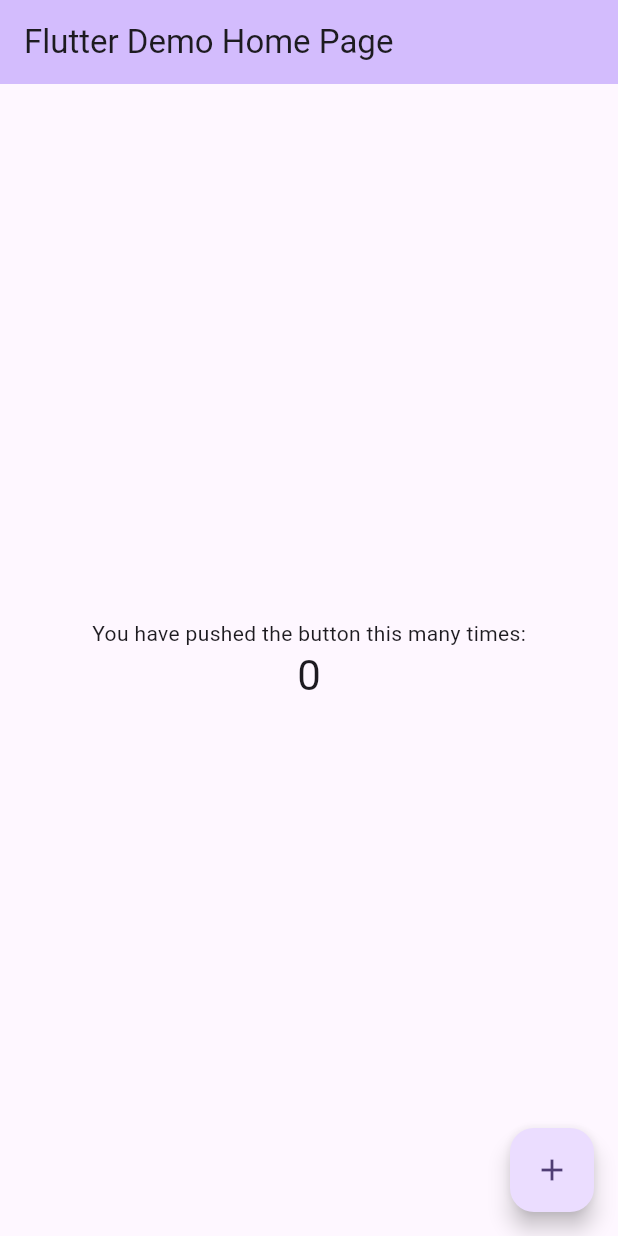
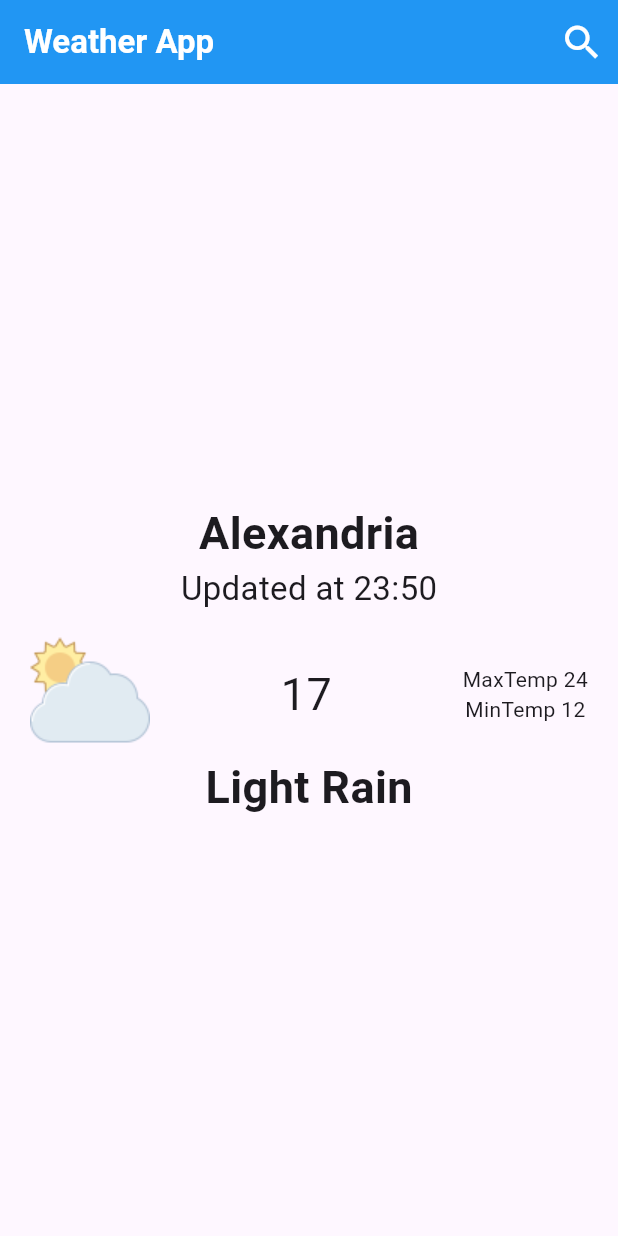
Before and after one commit to AndrewSafwat90/gitweather1, a Flutter app: the screen it shows after launch, on a phone screen of 412 x 824 dp. Run offline on Flutter 3.47's test engine with Material 3 defaults, Android fonts, the light colour scheme and no system bars.

Commit message:
to vid 6

```diff
--- a/lib/main.dart
+++ b/lib/main.dart
@@ -1,125 +1,19 @@
 import 'package:flutter/material.dart';
+import 'package:gitweather1/views/homeview.dart';
 
 void main() {
-  runApp(const MyApp());
+  runApp(const GitWeather1());
 }
 
-class MyApp extends StatelessWidget {
-  const MyApp({super.key});
+class GitWeather1 extends StatelessWidget {
+  const GitWeather1({super.key});
 
   // This widget is the root of your application.
   @override
   Widget build(BuildContext context) {
     return MaterialApp(
-      title: 'Flutter Demo',
-      theme: ThemeData(
-        // This is the theme of your application.
-        //
-        // TRY THIS: Try running your application with "flutter run". You'll see
-        // the application has a purple toolbar. Then, without quitting the app,
-        // try changing the seedColor in the colorScheme below to Colors.green
-        // and then invoke "hot reload" (save your changes or press the "hot
-        // reload" button in a Flutter-supported IDE, or press "r" if you used
-        // the command line to start the app).
-        //
-        // Notice that the counter didn't reset back to zero; the application
-        // state is not lost during the reload. To reset the state, use hot
-        // restart instead.
-        //
-        // This works for code too, not just values: Most code changes can be
-        // tested with just a hot reload.
-        colorScheme: ColorScheme.fromSeed(seedColor: Colors.deepPurple),
-        useMaterial3: true,
-      ),
-      home: const MyHomePage(title: 'Flutter Demo Home Page'),
+      debugShowCheckedModeBanner: false,
+      home: HomeView(),
     );
   }
 }
-
-class MyHomePage extends StatefulWidget {
-  const MyHomePage({super.key, required this.title});
-
-  // This widget is the home page of your application. It is stateful, meaning
-  // that it has a State object (defined below) that contains fields that affect
-  // how it looks.
-
-  // This class is the configuration for the state. It holds the values (in this
-  // case the title) provided by the parent (in this case the App widget) and
-  // used by the build method of the State. Fields in a Widget subclass are
-  // always marked "final".
-
-  final String title;
-
-  @override
-  State<MyHomePage> createState() => _MyHomePageState();
-}
-
-class _MyHomePageState extends State<MyHomePage> {
-  int _counter = 0;
-
-  void _incrementCounter() {
-    setState(() {
-      // This call to setState tells the Flutter framework that something has
-      // changed in this State, which causes it to rerun the build method below
-      // so that the display can reflect the updated values. If we changed
-      // _counter without calling setState(), then the build method would not be
-      // called again, and so nothing would appear to happen.
-      _counter++;
-    });
-  }
-
-  @override
-  Widget build(BuildContext context) {
-    // This method is rerun every time setState is called, for instance as done
-    // by the _incrementCounter method above.
-    //
-    // The Flutter framework has been optimized to make rerunning build methods
-    // fast, so that you can just rebuild anything that needs updating rather
-    // than having to individually change instances of widgets.
-    return Scaffold(
-      appBar: AppBar(
-        // TRY THIS: Try changing the color here to a specific color (to
-        // Colors.amber, perhaps?) and trigger a hot reload to see the AppBar
-        // change color while the other colors stay the same.
-        backgroundColor: Theme.of(context).colorScheme.inversePrimary,
-        // Here we take the value from the MyHomePage object that was created by
-        // the App.build method, and use it to set our appbar title.
-        title: Text(widget.title),
-      ),
-      body: Center(
-        // Center is a layout widget. It takes a single child and positions it
-        // in the middle of the parent.
-        child: Column(
-          // Column is also a layout widget. It takes a list of children and
-          // arranges them vertically. By default, it sizes itself to fit its
-          // children horizontally, and tries to be as tall as its parent.
-          //
-          // Column has various properties to control how it sizes itself and
-          // how it positions its children. Here we use mainAxisAlignment to
-          // center the children vertically; the main axis here is the vertical
-          // axis because Columns are vertical (the cross axis would be
-          // horizontal).
-          //
-          // TRY THIS: Invoke "debug painting" (choose the "Toggle Debug Paint"
-          // action in the IDE, or press "p" in the console), to see the
-          // wireframe for each widget.
-          mainAxisAlignment: MainAxisAlignment.center,
-          children: <Widget>[
-            const Text(
-              'You have pushed the button this many times:',
-            ),
-            Text(
-              '$_counter',
-              style: Theme.of(context).textTheme.headlineMedium,
-            ),
-          ],
-        ),
-      ),
-      floatingActionButton: FloatingActionButton(
-        onPressed: _incrementCounter,
-        tooltip: 'Increment',
-        child: const Icon(Icons.add),
-      ), // This trailing comma makes auto-formatting nicer for build methods.
-    );
-  }
-}
--- /dev/null
+++ b/lib/views/homeview.dart
@@ -0,0 +1,38 @@
+import 'package:flutter/material.dart';
+import 'package:gitweather1/views/searchview.dart';
+import 'package:gitweather1/widgets/weatherinfobody.dart';
+
+class HomeView extends StatelessWidget {
+  const HomeView({super.key});
+
+  @override
+  Widget build(BuildContext context) {
+    return Scaffold(
+      appBar: AppBar(
+        actions: [
+          IconButton(
+              onPressed: () {
+                Navigator.of(context).push(
+                  MaterialPageRoute(
+                    builder: (context) {
+                      return SearchView();
+                    },
+                  ),
+                );
+              },
+              icon: Icon(
+                Icons.search,
+                color: Colors.white,
+                size: 30,
+              ))
+        ],
+        title: Text(
+          'Weather App',
+          style: TextStyle(color: Colors.white, fontWeight: FontWeight.bold),
+        ),
+        backgroundColor: Colors.blue,
+      ),
+      body: WeatherInfoBody(),
+    );
+  }
+}
--- /dev/null
+++ b/lib/widgets/weatherinfobody.dart
@@ -0,0 +1,45 @@
+import 'package:flutter/material.dart';
+
+class WeatherInfoBody extends StatelessWidget {
+  const WeatherInfoBody({super.key});
+
+  @override
+  Widget build(BuildContext context) {
+    return Padding(
+      padding: const EdgeInsets.symmetric(horizontal: 20),
+      child: Center(
+        child: Column(
+          mainAxisSize: MainAxisSize.min,
+          children: [
+            Text(
+              'Alexandria',
+              style: TextStyle(fontWeight: FontWeight.bold, fontSize: 30),
+            ),
+            Text(
+              'Updated at 23:50',
+              style: TextStyle(fontSize: 22),
+            ),
+            SizedBox(height: 15),
+            Row(
+              mainAxisAlignment: MainAxisAlignment.spaceBetween,
+              children: [
+                Image(image: AssetImage('assets/images/cloudy.png')),
+                Text('17', style: TextStyle(fontSize: 30)),
+                Column(
+                  children: [
+                    Text('MaxTemp 24'),
+                    Text('MinTemp 12'),
+                  ],
+                )
+              ],
+            ),
+            Text(
+              'Light Rain',
+              style: TextStyle(fontWeight: FontWeight.bold, fontSize: 30),
+            ),
+          ],
+        ),
+      ),
+    );
+  }
+}
--- a/pubspec.yaml
+++ b/pubspec.yaml
@@ -59,9 +59,8 @@ flutter:
   uses-material-design: true
 
   # To add assets to your application, add an assets section, like this:
-  # assets:
-  #   - images/a_dot_burr.jpeg
-  #   - images/a_dot_ham.jpeg
+  assets:
+    - assets/images/
 
   # An image asset can refer to one or more resolution-specific "variants", see
   # https://flutter.dev/to/resolution-aware-images
```
Also changed, not shown: lib/views/searchview.dart (added, +28 -0 lines), lib/widgets/noweatherbody.dart (added, +27 -0 lines), assets/images/clear.png (added), assets/images/cloudy.png (added), assets/images/rainy.png (added), assets/images/snow.png (added), assets/images/thunderstorm.png (added), pubspec.lock, 1 other file.
